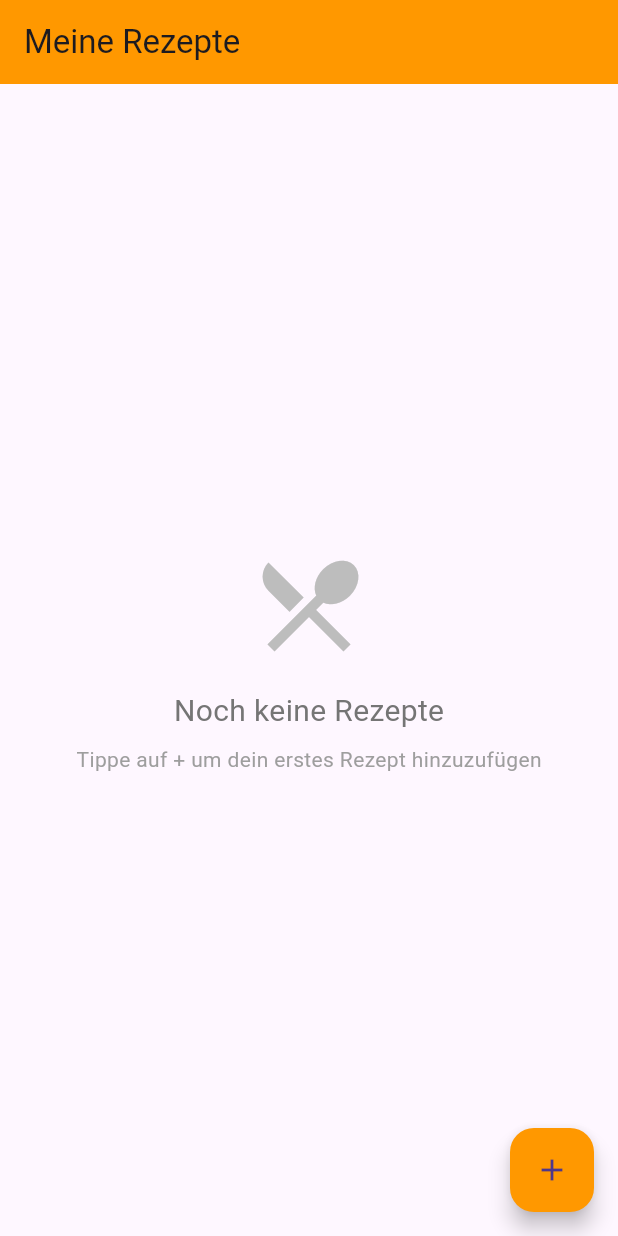
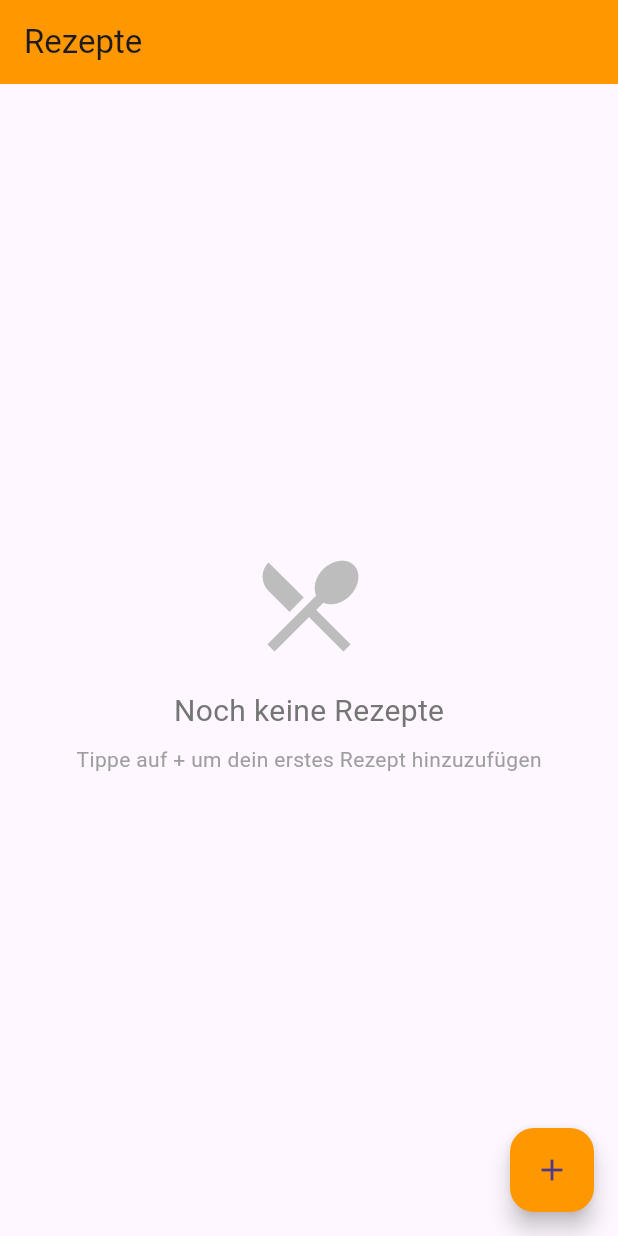
Before and after one commit to DongmoA/kochrezepte-app-ngamga, a Flutter app: the screen it shows after launch, on a phone screen of 412 x 824 dp. Run offline on Flutter 3.47's test engine with Material 3 defaults, Android fonts, the light colour scheme and no system bars; our stand-ins replace supabase_flutter; accounts and stored records are empty.

Commit message:
Meine Rezept zu Rezept umbenannt

```diff
--- a/lib/pages/Recipe/recipe_form_page.dart
+++ b/lib/pages/Recipe/recipe_form_page.dart
@@ -336,7 +336,6 @@
                 onDelete: () {
                   setState(() {
                     _steps.remove(step);
-                    // Renumber steps
                     for (int i = 0; i < _steps.length; i++) {
                       _steps[i] = RecipeStep(
                         stepNumber: i + 1,
--- a/lib/pages/Recipe/recipe_home_page.dart
+++ b/lib/pages/Recipe/recipe_home_page.dart
@@ -57,7 +57,7 @@
   Widget build(BuildContext context) {
     return Scaffold(
       appBar: AppBar(
-        title: const Text('Meine Rezepte'),
+        title: const Text('Rezepte'),
         backgroundColor: Colors.orange,
       ),
       body: _isLoading
```
